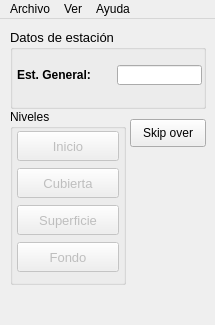
First picture: the form in src/App/ui/Main.ui, repository AlvaroCubiella/SIPO, before the edit.
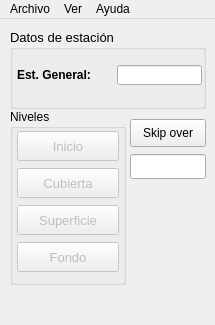
Second picture: the form after the edit.

```diff
--- a/src/App/ui/Main.ui
+++ b/src/App/ui/Main.ui
@@ -272,6 +272,31 @@
      <string>Skip over</string>
     </property>
    </widget>
+   <widget class="QLineEdit" name="txt_SkipOver">
+    <property name="geometry">
+     <rect>
+      <x>130</x>
+      <y>135</y>
+      <width>76</width>
+      <height>25</height>
+     </rect>
+    </property>
+    <property name="minimumSize">
+     <size>
+      <width>76</width>
+      <height>25</height>
+     </size>
+    </property>
+    <property name="maximumSize">
+     <size>
+      <width>76</width>
+      <height>25</height>
+     </size>
+    </property>
+    <property name="text">
+     <string/>
+    </property>
+   </widget>
   </widget>
   <widget class="QMenuBar" name="menubar">
    <property name="geometry">
```
